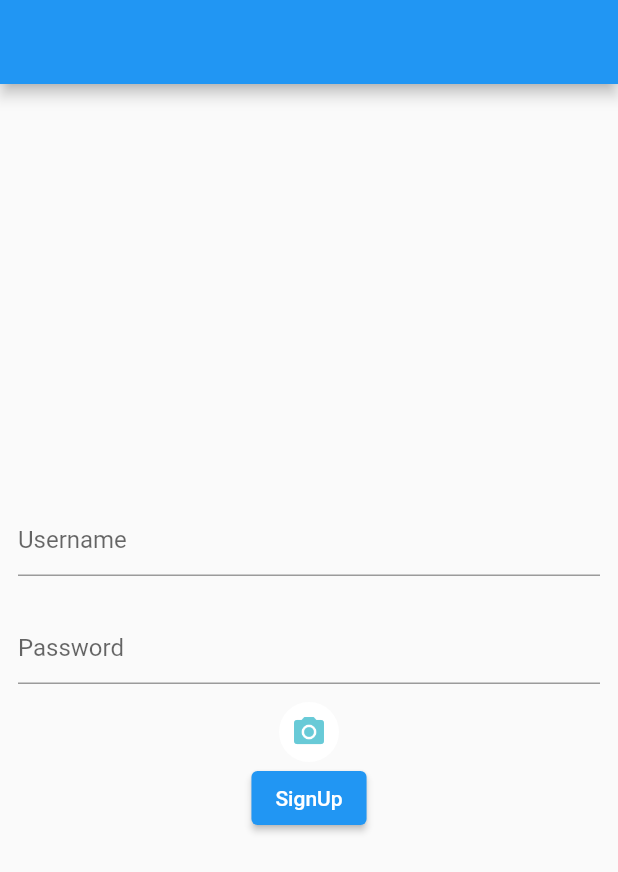
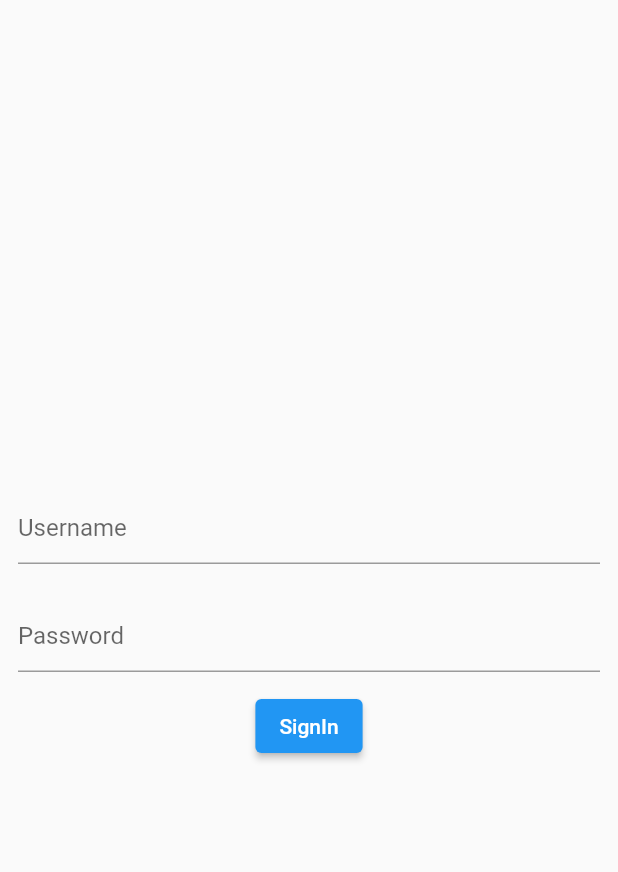
Before and after one commit to vikilinho/wallet, a Flutter app: the screen it shows after launch, on a phone screen of 412 x 824 dp. Shown: the top 872 px of the screen. Run offline on Flutter 3.47's test engine with Material 2 defaults, Android fonts, the phone set to English and light mode, and no system bars; our stand-ins replace dio, get_storage, image_picker.

Commit message:
new commit

```diff
--- a/lib/main.dart
+++ b/lib/main.dart
@@ -2,7 +2,6 @@ import 'package:flutter/material.dart';
 import 'package:my_wallet/sign_up.dart';
 
 import 'package:my_wallet/sign_in.dart';
-import 'package:my_wallet/create_wallet_screen.dart';
 
 void main() {
   runApp(MyApp());
@@ -18,6 +17,6 @@ class MyApp extends StatelessWidget {
         theme: ThemeData(
           primarySwatch: Colors.blue,
         ),
-        home: HomePage());
+        home: SignIn());
   }
 }
```
